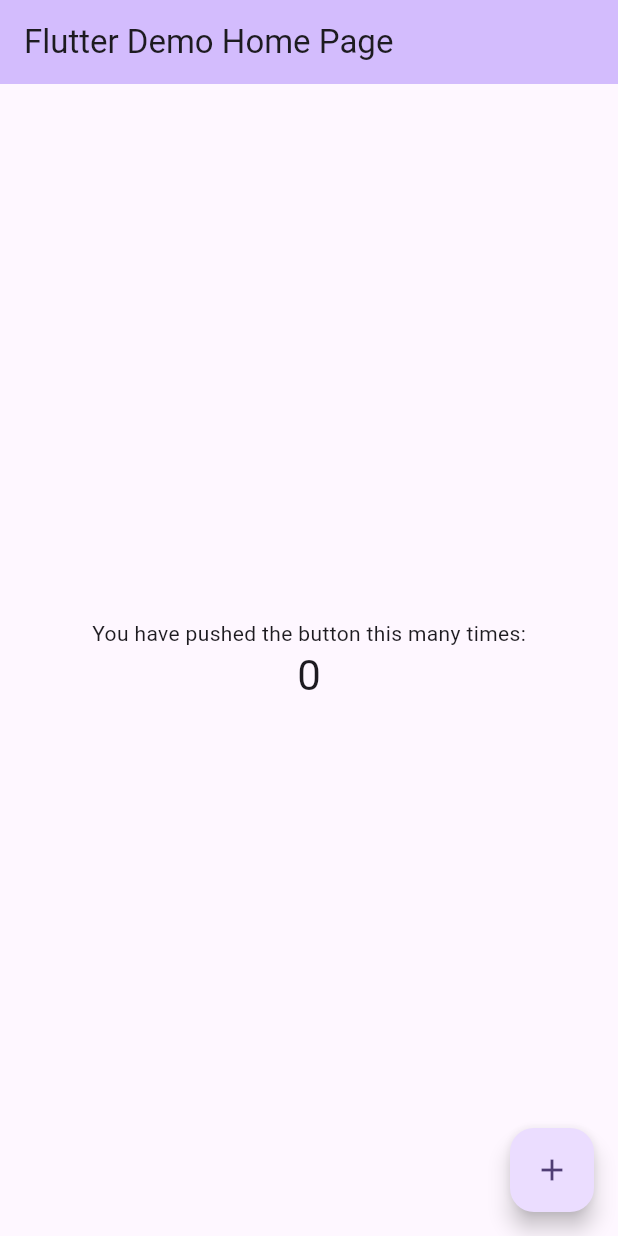
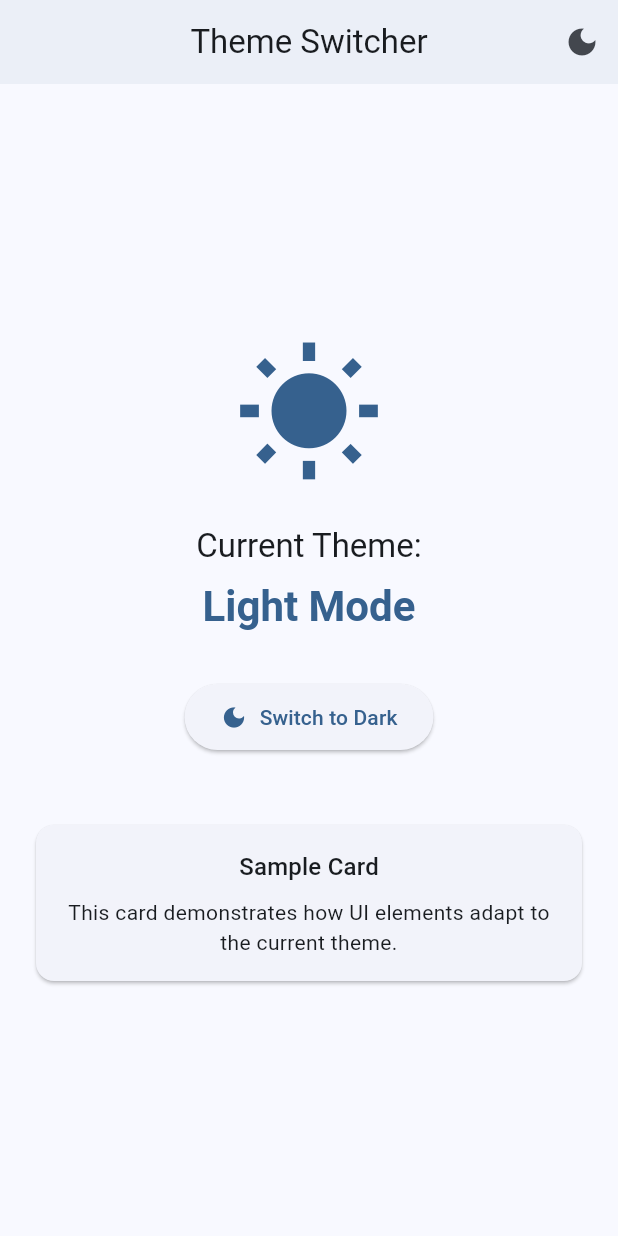
Before and after one commit to toomyt/team_app_tfa, a Flutter app: the screen it shows after launch, on a phone screen of 412 x 824 dp. Run offline on Flutter 3.47's test engine with Material 3 defaults, Android fonts, the phone set to English and light mode, and no system bars.

Commit message:
Add color theme switcher

```diff
--- a/lib/main.dart
+++ b/lib/main.dart
@@ -1,123 +1,156 @@
-//testing main.dart
 import 'package:flutter/material.dart';
 
 void main() {
   runApp(const MyApp());
 }
 
-class MyApp extends StatelessWidget {
+class MyApp extends StatefulWidget {
   const MyApp({super.key});
 
-  // This widget is the root of your application.
   @override
-  Widget build(BuildContext context) {
-    return MaterialApp(
-      title: 'Flutter Demo',
-      theme: ThemeData(
-        // This is the theme of your application.
-        //
-        // TRY THIS: Try running your application with "flutter run". You'll see
-        // the application has a purple toolbar. Then, without quitting the app,
-        // try changing the seedColor in the colorScheme below to Colors.green
-        // and then invoke "hot reload" (save your changes or press the "hot
-        // reload" button in a Flutter-supported IDE, or press "r" if you used
-        // the command line to start the app).
-        //
-        // Notice that the counter didn't reset back to zero; the application
-        // state is not lost during the reload. To reset the state, use hot
-        // restart instead.
-        //
-        // This works for code too, not just values: Most code changes can be
-        // tested with just a hot reload.
-        colorScheme: .fromSeed(seedColor: Colors.deepPurple),
-      ),
-      home: const MyHomePage(title: 'Flutter Demo Home Page'),
-    );
-  }
+  State<MyApp> createState() => _MyAppState();
 }
 
-class MyHomePage extends StatefulWidget {
-  const MyHomePage({super.key, required this.title});
+class _MyAppState extends State<MyApp> {
+  ThemeMode _themeMode = ThemeMode.light;
 
-  // This widget is the home page of your application. It is stateful, meaning
-  // that it has a State object (defined below) that contains fields that affect
-  // how it looks.
-
-  // This class is the configuration for the state. It holds the values (in this
-  // case the title) provided by the parent (in this case the App widget) and
-  // used by the build method of the State. Fields in a Widget subclass are
-  // always marked "final".
-
-  final String title;
-
-  @override
-  State<MyHomePage> createState() => _MyHomePageState();
-}
-
-class _MyHomePageState extends State<MyHomePage> {
-  int _counter = 0;
-
-  void _incrementCounter() {
+  void _toggleTheme() {
     setState(() {
-      // This call to setState tells the Flutter framework that something has
-      // changed in this State, which causes it to rerun the build method below
-      // so that the display can reflect the updated values. If we changed
-      // _counter without calling setState(), then the build method would not be
-      // called again, and so nothing would appear to happen.
-      _counter++;
+      _themeMode = _themeMode == ThemeMode.light
+          ? ThemeMode.dark
+          : ThemeMode.light;
     });
   }
 
   @override
   Widget build(BuildContext context) {
-    // This method is rerun every time setState is called, for instance as done
-    // by the _incrementCounter method above.
-    //
-    // The Flutter framework has been optimized to make rerunning build methods
-    // fast, so that you can just rebuild anything that needs updating rather
-    // than having to individually change instances of widgets.
+    return MaterialApp(
+      title: 'Theme Switcher Demo',
+      debugShowCheckedModeBanner: false,
+      themeMode: _themeMode,
+
+      // Light Theme
+      theme: ThemeData(
+        useMaterial3: true,
+        colorScheme: ColorScheme.fromSeed(
+          seedColor: Colors.blue,
+          brightness: Brightness.light,
+        ),
+        appBarTheme: const AppBarTheme(
+          centerTitle: true,
+          elevation: 2,
+        ),
+      ),
+
+      // Dark Theme
+      darkTheme: ThemeData(
+        useMaterial3: true,
+        colorScheme: ColorScheme.fromSeed(
+          seedColor: Colors.blue,
+          brightness: Brightness.dark,
+        ),
+        appBarTheme: const AppBarTheme(
+          centerTitle: true,
+          elevation: 2,
+        ),
+      ),
+
+      home: HomeScreen(onThemeToggle: _toggleTheme, themeMode: _themeMode),
+    );
+  }
+}
+
+class HomeScreen extends StatelessWidget {
+  final VoidCallback onThemeToggle;
+  final ThemeMode themeMode;
+
+  const HomeScreen({
+    super.key,
+    required this.onThemeToggle,
+    required this.themeMode,
+  });
+
+  @override
+  Widget build(BuildContext context) {
+    final isDarkMode = themeMode == ThemeMode.dark;
+
     return Scaffold(
       appBar: AppBar(
-        // TRY THIS: Try changing the color here to a specific color (to
-        // Colors.amber, perhaps?) and trigger a hot reload to see the AppBar
-        // change color while the other colors stay the same.
-        backgroundColor: Theme.of(context).colorScheme.inversePrimary,
-        // Here we take the value from the MyHomePage object that was created by
-        // the App.build method, and use it to set our appbar title.
-        title: Text(widget.title),
+        title: const Text('Theme Switcher'),
+        actions: [
+          IconButton(
+            icon: Icon(
+              isDarkMode ? Icons.light_mode : Icons.dark_mode,
+            ),
+            onPressed: onThemeToggle,
+            tooltip: isDarkMode ? 'Switch to Light Mode' : 'Switch to Dark Mode',
+          ),
+        ],
       ),
       body: Center(
-        // Center is a layout widget. It takes a single child and positions it
-        // in the middle of the parent.
         child: Column(
-          // Column is also a layout widget. It takes a list of children and
-          // arranges them vertically. By default, it sizes itself to fit its
-          // children horizontally, and tries to be as tall as its parent.
-          //
-          // Column has various properties to control how it sizes itself and
-          // how it positions its children. Here we use mainAxisAlignment to
-          // center the children vertically; the main axis here is the vertical
-          // axis because Columns are vertical (the cross axis would be
-          // horizontal).
-          //
-          // TRY THIS: Invoke "debug painting" (choose the "Toggle Debug Paint"
-          // action in the IDE, or press "p" in the console), to see the
-          // wireframe for each widget.
-          mainAxisAlignment: .center,
+          mainAxisAlignment: MainAxisAlignment.center,
           children: [
-            const Text('You have pushed the button this many times:'),
+            Icon(
+              isDarkMode ? Icons.nightlight_round : Icons.wb_sunny,
+              size: 100,
+              color: Theme.of(context).colorScheme.primary,
+            ),
+            const SizedBox(height: 24),
             Text(
-              '$_counter',
-              style: Theme.of(context).textTheme.headlineMedium,
+              'Current Theme:',
+              style: Theme.of(context).textTheme.titleLarge,
+            ),
+            const SizedBox(height: 8),
+            Text(
+              isDarkMode ? 'Dark Mode' : 'Light Mode',
+              style: Theme.of(context).textTheme.headlineMedium?.copyWith(
+                color: Theme.of(context).colorScheme.primary,
+                fontWeight: FontWeight.bold,
+              ),
+            ),
+            const SizedBox(height: 32),
+            ElevatedButton.icon(
+              onPressed: onThemeToggle,
+              icon: Icon(isDarkMode ? Icons.light_mode : Icons.dark_mode),
+              label: Text(
+                isDarkMode ? 'Switch to Light' : 'Switch to Dark',
+              ),
+              style: ElevatedButton.styleFrom(
+                padding: const EdgeInsets.symmetric(
+                  horizontal: 24,
+                  vertical: 12,
+                ),
+              ),
+            ),
+            const SizedBox(height: 48),
+            _buildSampleCard(context),
+          ],
+        ),
+      ),
+    );
+  }
+
+  Widget _buildSampleCard(BuildContext context) {
+    return Card(
+      margin: const EdgeInsets.symmetric(horizontal: 24),
+      child: Padding(
+        padding: const EdgeInsets.all(16),
+        child: Column(
+          children: [
+            Text(
+              'Sample Card',
+              style: Theme.of(context).textTheme.titleMedium,
+            ),
+            const SizedBox(height: 8),
+            Text(
+              'This card demonstrates how UI elements adapt to the current theme.',
+              textAlign: TextAlign.center,
+              style: Theme.of(context).textTheme.bodyMedium,
             ),
           ],
         ),
       ),
-      floatingActionButton: FloatingActionButton(
-        onPressed: _incrementCounter,
-        tooltip: 'Increment',
-        child: const Icon(Icons.add),
-      ),
     );
   }
 }
```
